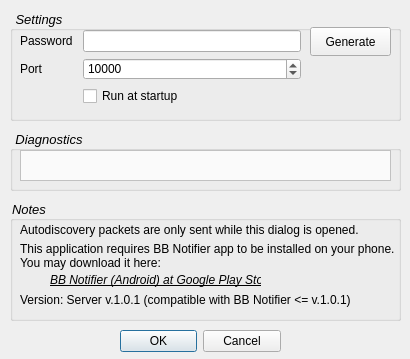
coder4hire/BBNotifier, file CallNotifierServer/SettingsDialog.ui: the form before one commit.
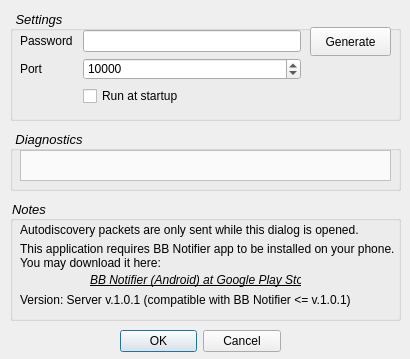
The form after the commit. Icons and pictures are not drawn. Custom widgets are drawn as their Qt base class.

What changed in the file:
```diff
--- a/CallNotifierServer/SettingsDialog.ui
+++ b/CallNotifierServer/SettingsDialog.ui
@@ -206,7 +206,7 @@
    <widget class="QLinkLabel" name="linkLabel">
     <property name="geometry">
      <rect>
-      <x>40</x>
+      <x>80</x>
       <y>70</y>
       <width>211</width>
       <height>21</height>
```
